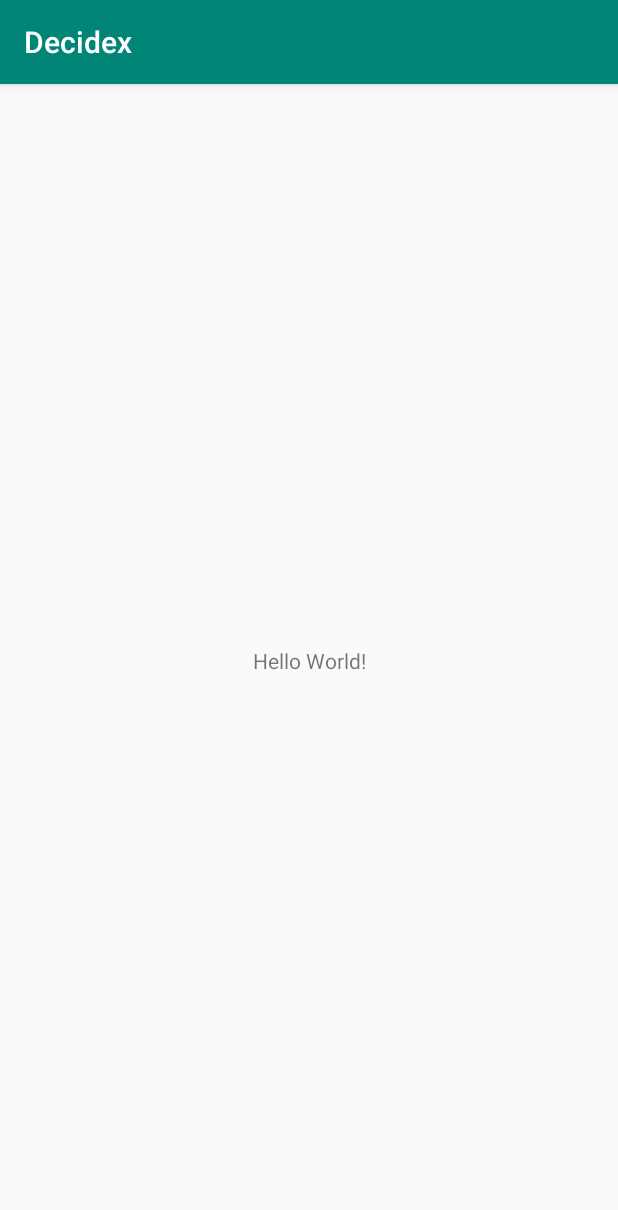
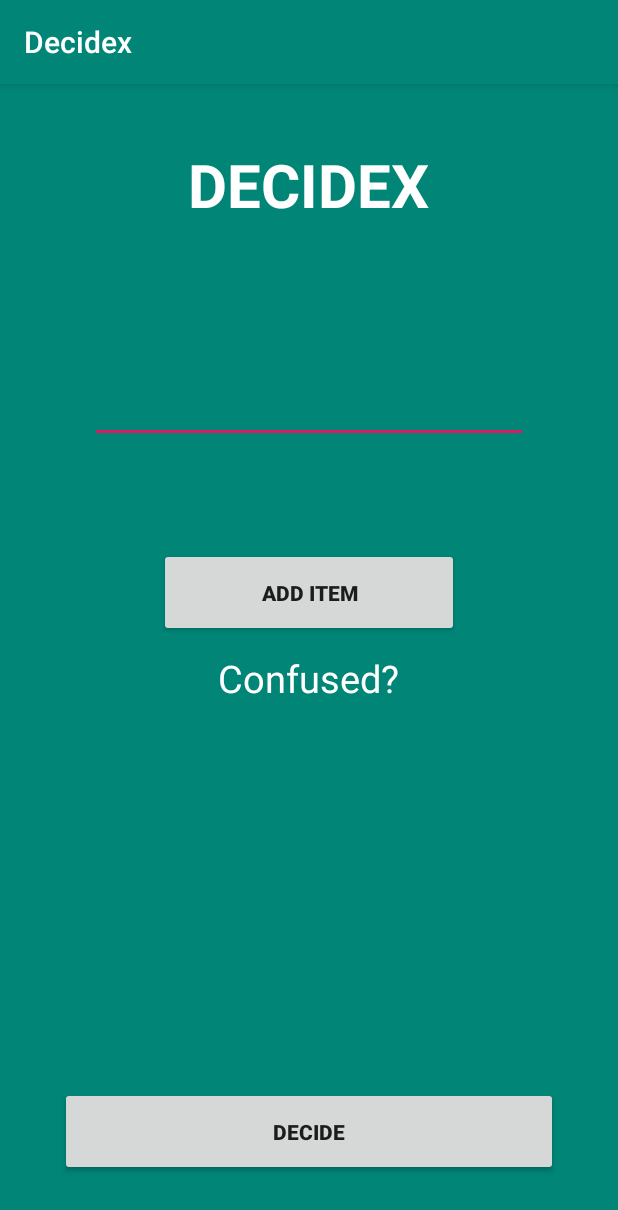
Before and after one commit to mdmustafanaim121/Decidex, an Android app: the screen it shows after launch (MainActivity), on a phone screen of 412 x 824 dp. Shown: the top 1210 px of the screen. Run offline under Robolectric (Android 15) with nearby library versions, the phone set to English and light mode, and no system bars.

Commit message:
Decider functionality is now working

```diff
--- a/app/src/main/AndroidManifest.xml
+++ b/app/src/main/AndroidManifest.xml
@@ -1,6 +1,6 @@
 <?xml version="1.0" encoding="utf-8"?>
 <manifest xmlns:android="http://schemas.android.com/apk/res/android"
-    package="com.mufti.decidex" >
+    package="com.mufti.decidex">
 
     <application
         android:allowBackup="true"
@@ -8,8 +8,8 @@
         android:label="@string/app_name"
         android:roundIcon="@mipmap/ic_launcher_round"
         android:supportsRtl="true"
-        android:theme="@style/AppTheme" >
-        <activity android:name=".MainActivity" >
+        android:theme="@style/AppTheme">
+        <activity android:name=".MainActivity">
             <intent-filter>
                 <action android:name="android.intent.action.MAIN" />
 
--- a/app/src/main/java/com/mufti/decidex/MainActivity.kt
+++ b/app/src/main/java/com/mufti/decidex/MainActivity.kt
@@ -2,11 +2,27 @@ package com.mufti.decidex
 
 import androidx.appcompat.app.AppCompatActivity
 import android.os.Bundle
+import kotlinx.android.synthetic.main.activity_main.*
+import java.util.*
+import kotlin.collections.ArrayList
 
 class MainActivity : AppCompatActivity() {
 
     override fun onCreate(savedInstanceState: Bundle?) {
         super.onCreate(savedInstanceState)
         setContentView(R.layout.activity_main)
+
+        val array = ArrayList<String>();
+
+        addButton.setOnClickListener() {
+            val item = textValue.text.toString()
+            array.add(item)
+        }
+
+        decide.setOnClickListener(){
+            val random = Random()
+            val randomItem = random.nextInt(array.count())
+            textDisplay.text = array[randomItem]
+        }
     }
 }
--- a/app/src/main/res/layout/activity_main.xml
+++ b/app/src/main/res/layout/activity_main.xml
@@ -1,19 +1,68 @@
 <?xml version="1.0" encoding="utf-8"?>
-<androidx.constraintlayout.widget.ConstraintLayout
-    xmlns:android="http://schemas.android.com/apk/res/android"
+<RelativeLayout xmlns:android="http://schemas.android.com/apk/res/android"
+    xmlns:app="http://schemas.android.com/apk/res-auto"
     xmlns:tools="http://schemas.android.com/tools"
-    xmlns:app="http://schemas.android.com/apk/res-auto"
     android:layout_width="match_parent"
     android:layout_height="match_parent"
+    android:background="@color/colorPrimary"
     tools:context=".MainActivity">
 
     <TextView
+        android:id="@+id/title"
         android:layout_width="wrap_content"
         android:layout_height="wrap_content"
-        android:text="Hello World!"
-        app:layout_constraintBottom_toBottomOf="parent"
-        app:layout_constraintLeft_toLeftOf="parent"
-        app:layout_constraintRight_toRightOf="parent"
-        app:layout_constraintTop_toTopOf="parent" />
+        android:text="Decidex"
+        android:textSize="40dp"
+        android:layout_centerHorizontal="true"
+        android:layout_margin="40dp"
+        android:textStyle="bold"
+        android:textAllCaps="true"
+        android:textColor="@android:color/white"
+        />
 
-</androidx.constraintlayout.widget.ConstraintLayout>
+    <EditText
+        android:id="@+id/textValue"
+        android:layout_width="match_parent"
+        android:layout_height="wrap_content"
+        android:layout_below="@id/title"
+        android:layout_margin="60dp"
+        android:textColor="@android:color/white"
+
+        />
+
+    <Button
+        android:id="@+id/decide"
+        android:layout_width="match_parent"
+        android:layout_height="wrap_content"
+        android:layout_alignParentBottom="true"
+        android:layout_margin="40dp"
+        android:text="Decide"
+        android:padding="20dp"
+        android:textStyle="bold"/>
+
+    <Button
+        android:id="@+id/addButton"
+        android:layout_width="200dp"
+        android:layout_centerHorizontal="true"
+        android:layout_height="wrap_content"
+        android:text="Add item"
+        android:layout_below="@+id/textValue"
+        android:layout_margin="10dp"
+        android:padding="20dp"
+        android:textStyle="bold"/>
+
+    <TextView
+        android:id="@+id/textDisplay"
+        android:layout_width="wrap_content"
+        android:layout_height="wrap_content"
+        android:layout_below="@id/addButton"
+        android:textColor="@android:color/white"
+        android:text="Confused?"
+        android:textSize="25dp"
+        android:layout_centerHorizontal="true"
+
+        />
+
+
+
+</RelativeLayout>
--- a/app/src/main/res/mipmap-anydpi-v26/ic_launcher.xml
+++ b/app/src/main/res/mipmap-anydpi-v26/ic_launcher.xml
@@ -1,5 +1,5 @@
 <?xml version="1.0" encoding="utf-8"?>
 <adaptive-icon xmlns:android="http://schemas.android.com/apk/res/android">
-    <background android:drawable="@drawable/ic_launcher_background"/>
-    <foreground android:drawable="@drawable/ic_launcher_foreground"/>
+    <background android:drawable="@drawable/ic_launcher_background" />
+    <foreground android:drawable="@drawable/ic_launcher_foreground" />
 </adaptive-icon>
--- a/app/src/main/res/mipmap-anydpi-v26/ic_launcher_round.xml
+++ b/app/src/main/res/mipmap-anydpi-v26/ic_launcher_round.xml
@@ -1,5 +1,5 @@
 <?xml version="1.0" encoding="utf-8"?>
 <adaptive-icon xmlns:android="http://schemas.android.com/apk/res/android">
-    <background android:drawable="@drawable/ic_launcher_background"/>
-    <foreground android:drawable="@drawable/ic_launcher_foreground"/>
+    <background android:drawable="@drawable/ic_launcher_background" />
+    <foreground android:drawable="@drawable/ic_launcher_foreground" />
 </adaptive-icon>
--- a/gradle.properties
+++ b/gradle.properties
@@ -1,27 +1,21 @@
 # Project-wide Gradle settings.
-
 # IDE (e.g. Android Studio) users:
 # Gradle settings configured through the IDE *will override*
 # any settings specified in this file.
-
 # For more details on how to configure your build environment visit
 # http://www.gradle.org/docs/current/userguide/build_environment.html
-
 # Specifies the JVM arguments used for the daemon process.
 # The setting is particularly useful for tweaking memory settings.
 org.gradle.jvmargs=-Xmx1536m
-
 # When configured, Gradle will run in incubating parallel mode.
 # This option should only be used with decoupled projects. More details, visit
 # http://www.gradle.org/docs/current/userguide/multi_project_builds.html#sec:decoupled_projects
 # org.gradle.parallel=true
-
 # AndroidX package structure to make it clearer which packages are bundled with the
 # Android operating system, and which are packaged with your app's APK
 # https://developer.android.com/topic/libraries/support-library/androidx-rn
 android.useAndroidX=true
 # Automatically convert third-party libraries to use AndroidX
 android.enableJetifier=true
-
 # Kotlin code style for this project: "official" or "obsolete":
 kotlin.code.style=official
```
Also changed, not shown: app/src/main/res/drawable-v24/ic_launcher_foreground.xml (+6 -6 lines), app/src/main/res/drawable/ic_launcher_background.xml (+166 -70 lines).
